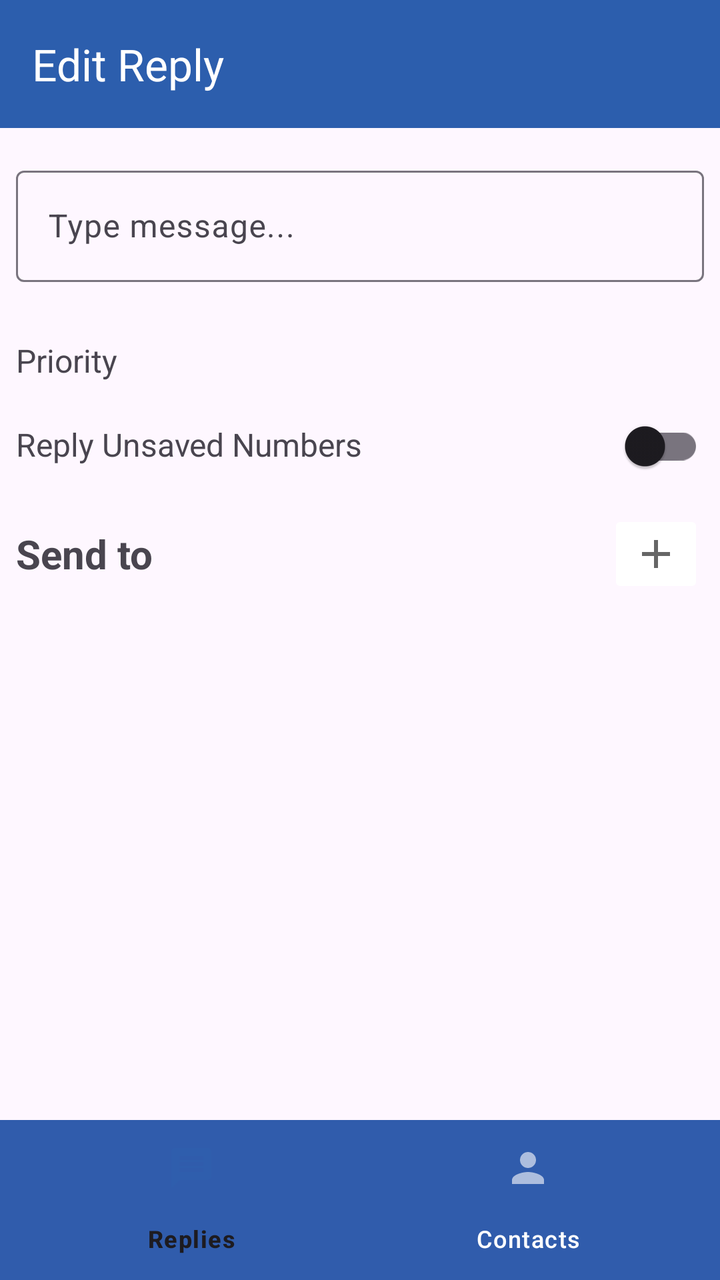
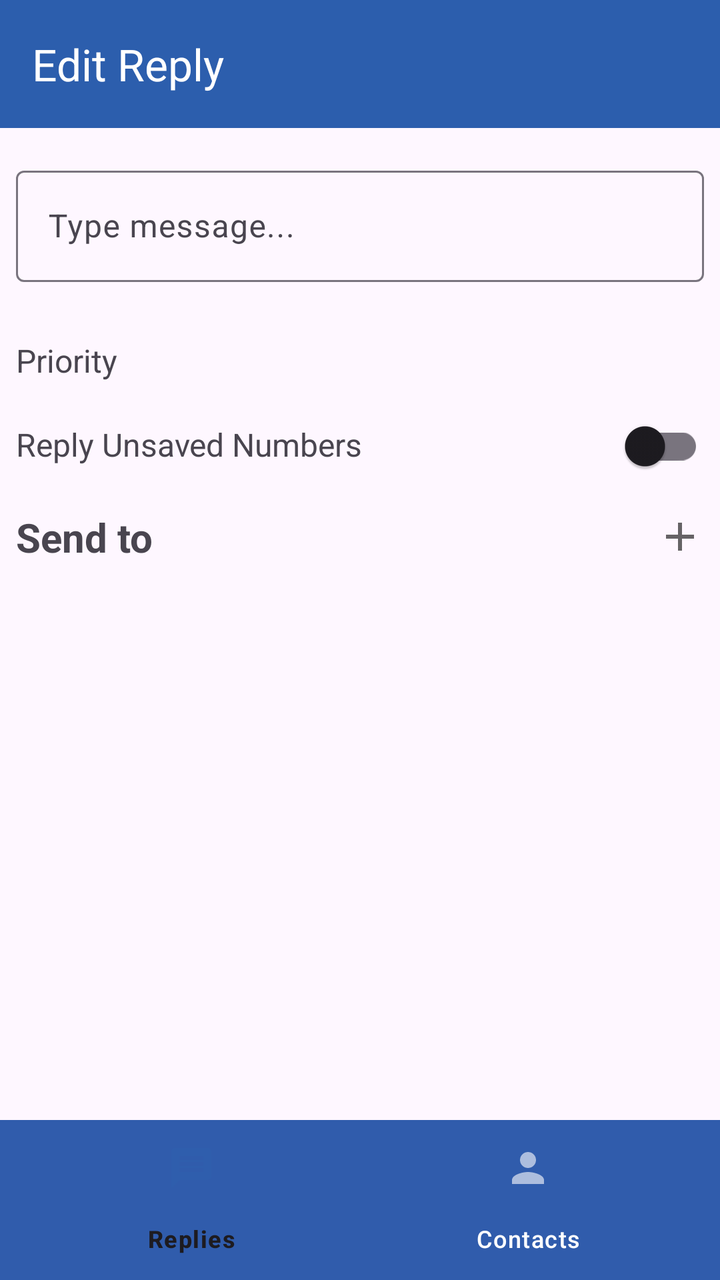

Compare the two renders of this Android layout. The source of the first and the diff that turns it into the second are given below.
<!-- AndroidManifest.xml: application theme Theme.CallSwitch -->
<!-- res/layout/fragment_edit_reply.xml -->
<?xml version="1.0" encoding="utf-8"?>
<androidx.coordinatorlayout.widget.CoordinatorLayout xmlns:android="http://schemas.android.com/apk/res/android"
    xmlns:app="http://schemas.android.com/apk/res-auto"
    xmlns:tools="http://schemas.android.com/tools"
    android:id="@+id/main_fragment"
    android:layout_width="match_parent"
    android:layout_height="match_parent"
    tools:context=".RepliesActivity">

    <include layout="@layout/component_edit_reply_app_bar"/>

    <RelativeLayout

        android:layout_width="match_parent"
        app:layout_behavior="@string/appbar_scrolling_view_behavior"
        android:layout_height="match_parent">

        <LinearLayout
            android:layout_width="match_parent"
            android:layout_height="match_parent"
            android:orientation="vertical">
            <com.google.android.material.textfield.TextInputLayout
                android:hint="@string/type_message"
                android:id="@+id/reply_text_field"
                app:errorEnabled="true"
                android:layout_marginTop="16dp"
                android:layout_marginHorizontal="8dp"
                android:layout_width="match_parent"
                android:layout_height="wrap_content">
                <com.google.android.material.textfield.TextInputEditText
                    android:layout_width="match_parent"
                    android:layout_height="wrap_content"
                    />
            </com.google.android.material.textfield.TextInputLayout>

            <LinearLayout
                android:layout_marginTop="8dp"
                android:layout_width="match_parent"
                android:layout_height="wrap_content"
                android:orientation="horizontal">
                <TextView
                    android:layout_marginHorizontal="8dp"
                    android:layout_width="wrap_content"
                    android:layout_height="wrap_content"
                    android:text="@string/priority"
                    android:textSize="16sp"/>
            </LinearLayout>

            <LinearLayout
                android:layout_marginTop="8dp"
                android:layout_width="match_parent"
                android:layout_height="wrap_content"
                android:orientation="horizontal">
                <TextView
                    android:layout_marginHorizontal="8dp"
                    android:layout_weight="1"
                    android:layout_width="0dp"
                    android:layout_height="wrap_content"
                    android:text="@string/reply_unsaved_numbers"
                    android:textSize="16sp"/>

                <com.google.android.material.switchmaterial.SwitchMaterial
                    android:layout_marginEnd="8dp"
                    android:layout_width="wrap_content"
                    android:layout_height="wrap_content"/>
            </LinearLayout>
            <LinearLayout
                android:layout_marginTop="8dp"
                android:layout_width="match_parent"
                android:layout_height="wrap_content"
                android:orientation="horizontal">
                <com.google.android.material.textview.MaterialTextView
                    android:layout_marginHorizontal="8dp"
                    android:layout_width="0dp"
                    android:layout_weight="1"
                    android:layout_height="wrap_content"
                    android:layout_gravity="center_vertical"
                    android:text="@string/send_to"
                    android:textSize="20sp"
                    android:textStyle="bold"/>
                <ImageButton
                    android:layout_marginEnd="8dp"
                    android:id="@+id/add_contacts_button"
                    android:layout_width="wrap_content"
                    android:layout_height="wrap_content"
                    android:layout_gravity="center_vertical"
                    android:contentDescription="@string/add_contacts_hint"
                    android:backgroundTint="@color/white"
                    app:tint="@color/black"
                    android:src="@drawable/ic_action_add"/>
            </LinearLayout>

        </LinearLayout>



        <include layout="@layout/component_bottom_nav_bar"
            android:id="@+id/bottom_nav_view"/>

    </RelativeLayout>


</androidx.coordinatorlayout.widget.CoordinatorLayout>
<!-- res/layout/component_edit_reply_app_bar.xml (included above) -->
<?xml version="1.0" encoding="utf-8"?>
<com.google.android.material.appbar.AppBarLayout xmlns:android="http://schemas.android.com/apk/res/android"
    xmlns:app="http://schemas.android.com/apk/res-auto"
    android:id="@+id/toolbar_main"
    android:layout_width="match_parent"
    android:layout_height="wrap_content"
    android:fitsSystemWindows="true"
    app:liftOnScrollColor="@color/blue"
    app:liftOnScroll="true">

    <com.google.android.material.appbar.MaterialToolbar
        android:id="@+id/menu_toolbar"
        android:layout_width="match_parent"
        android:layout_height="wrap_content"
        android:minHeight="?attr/actionBarSize"
        app:title="@string/edit_reply"/>
</com.google.android.material.appbar.AppBarLayout>
<!-- res/layout/component_bottom_nav_bar.xml (included above) -->
<?xml version="1.0" encoding="utf-8"?>
<com.google.android.material.bottomnavigation.BottomNavigationView xmlns:android="http://schemas.android.com/apk/res/android"
    android:layout_width="match_parent"
    android:layout_height="wrap_content"
    android:fitsSystemWindows="true"
    android:id="@+id/bottom_nav_view"
    android:layout_alignParentBottom="true"
    xmlns:app="http://schemas.android.com/apk/res-auto"
    app:menu="@menu/bottom_navigation_menu" />
<!-- resources referenced by this layout -->
<resources>
  <color name="black">#FF000000</color>
  <color name="blue">#2C5EAD</color>
  <color name="white">#FFFFFFFF</color>
  <!-- drawable ic_action_add (drawable-anydpi) -->
  <vector xmlns:android="http://schemas.android.com/apk/res/android"
      android:width="24dp"
      android:height="24dp"
      android:viewportWidth="24"
      android:viewportHeight="24"
      android:tint="#333333"
      android:alpha="0.6">
    <path
        android:fillColor="@android:color/white"
        android:pathData="M19,13h-6v6h-2v-6H5v-2h6V5h2v6h6v2z"/>
  </vector>
  <string name="add_contacts_hint">Add contacts to send reply to</string>
  <string name="edit_reply">Edit Reply</string>
  <string name="priority">Priority</string>
  <string name="reply_unsaved_numbers">Reply Unsaved Numbers</string>
  <string name="send_to">Send to</string>
  <string name="type_message">Type message...</string>
  <style name="Theme.CallSwitch" parent="Base.Theme.CallSwitch" />
  <style name="Base.Theme.CallSwitch" parent="Theme.Material3.DayNight.NoActionBar">
          
          
          <item name="colorSurface">@color/blue</item>
          <item name="toolbarStyle">@style/Widget.App.Toolbar</item>
          <item name="bottomNavigationStyle">@style/Widget.App.BottomNavigationView</item>
      </style>
  <style name="Widget.App.Toolbar" parent="Widget.Material3.Toolbar">
          <item name="materialThemeOverlay">@style/ThemeOverlay.App.Toolbar</item>
      </style>
  <style name="Widget.App.BottomNavigationView" parent="Widget.Material3.BottomNavigationView">
          <item name="materialThemeOverlay">@style/ThemeOverlay.App.BottomNavigationView</item>
      </style>
  <style name="ThemeOverlay.App.Toolbar" parent="">
          <item name="colorSurface">@color/blue</item>
          <item name="colorOnSurface">@color/blue</item>
          <item name="colorSurfaceContainer">@color/blue</item>
          <item name="colorOnSurfaceVariant">@color/white</item>
          <item name="titleTextColor">@color/white</item>
          <item name="iconTint">@color/white</item>
          <item name="textAppearanceTitleLarge">@style/TextAppearance.App.TitleLarge</item>
          <item name="textAppearanceTitleMedium">@style/TextAppearance.App.TitleMedium</item>
      </style>
  <style name="ThemeOverlay.App.BottomNavigationView" parent="">
          
          <item name="colorOnSurfaceVariant">@color/white</item>
          
          <item name="colorSurfaceContainer">@color/blue</item>
          
          <item name="colorSecondary">@color/blue</item>
          
          <item name="colorSecondaryContainer">@color/white</item>
          
          <item name="colorOnSecondaryContainer">@color/blue</item>
      </style>
  <style name="TextAppearance.App.TitleLarge" parent="TextAppearance.Material3.TitleLarge">
  
  
      </style>
  <style name="TextAppearance.App.TitleMedium" parent="TextAppearance.Material3.TitleMedium">
  
  
      </style>
</resources>

<!-- the commit's change to res/layout/fragment_edit_reply.xml (unified diff, before → after) -->
@@ -40,10 +40,12 @@
                 android:orientation="horizontal">
                 <TextView
                     android:layout_marginHorizontal="8dp"
-                    android:layout_width="wrap_content"
+                    android:layout_weight="1"
+                    android:layout_width="0dp"
                     android:layout_height="wrap_content"
                     android:text="@string/priority"
                     android:textSize="16sp"/>
+
             </LinearLayout>
 
             <LinearLayout
@@ -85,7 +87,7 @@
                     android:layout_height="wrap_content"
                     android:layout_gravity="center_vertical"
                     android:contentDescription="@string/add_contacts_hint"
-                    android:backgroundTint="@color/white"
+                    android:background="@null"
                     app:tint="@color/black"
                     android:src="@drawable/ic_action_add"/>
             </LinearLayout>
